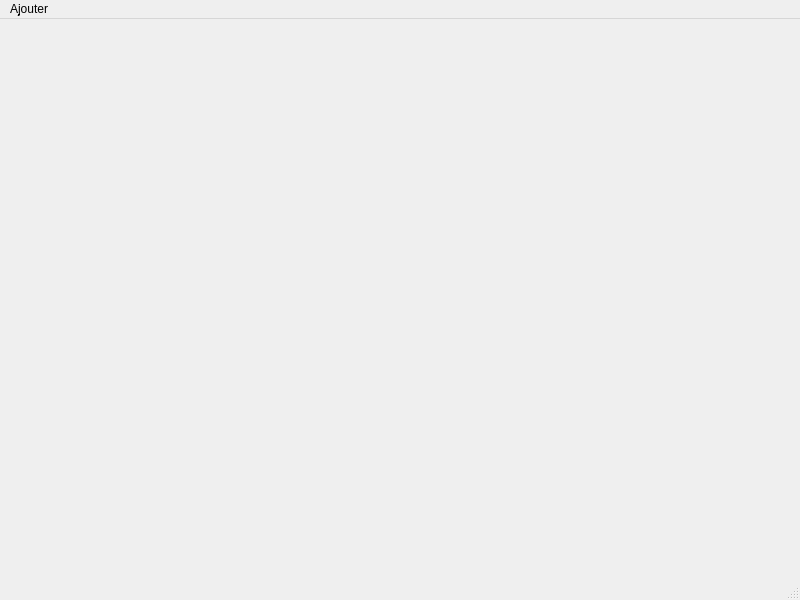
Before: the Qt Designer form ContactClient/mainwindow.ui in matpeur/CDAA, drawn with Qt 5.
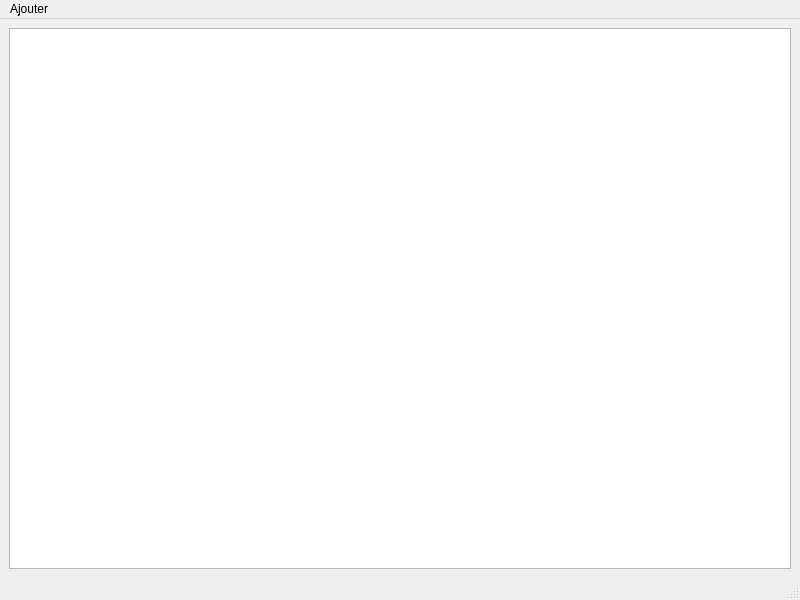
After: the same form once the commit is applied.

```diff
--- a/ContactClient/mainwindow.ui
+++ b/ContactClient/mainwindow.ui
@@ -14,7 +14,11 @@
    <string>MainWindow</string>
   </property>
   <widget class="QWidget" name="centralwidget">
-   <layout class="QHBoxLayout" name="horizontalLayout"/>
+   <layout class="QHBoxLayout" name="horizontalLayout">
+    <item>
+     <widget class="QTableView" name="tableView"/>
+    </item>
+   </layout>
   </widget>
   <widget class="QMenuBar" name="menubar">
    <property name="geometry">
```
Left out of the diff: 2 changed lines with no effect on the pictures.
